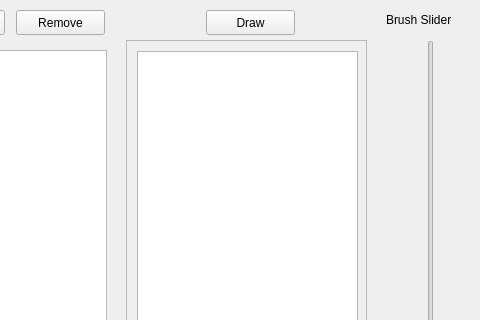
Above: mainwindow.ui from rohithreddy0087/segmented_image_editor before the change; both pictures show x 764 to 1244 and y 0 to 320 of the 1244 by 630 pixel window. Below: the same form after it.
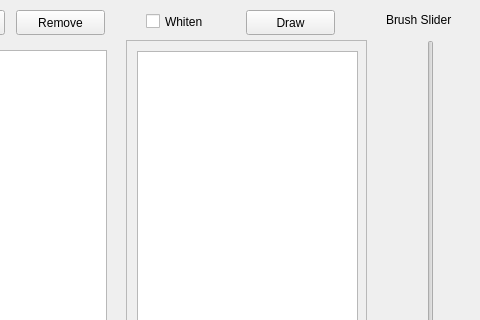
That is the form after the change.

Commit message: added option to whiten the polyon region

```diff
--- a/mainwindow.ui
+++ b/mainwindow.ui
@@ -86,7 +86,7 @@
    <widget class="QPushButton" name="pushButton_3">
     <property name="geometry">
      <rect>
-      <x>970</x>
+      <x>1010</x>
       <y>10</y>
       <width>89</width>
       <height>25</height>
@@ -200,6 +200,19 @@
      <string>Save Image 2</string>
     </property>
    </widget>
+   <widget class="QCheckBox" name="checkBox">
+    <property name="geometry">
+     <rect>
+      <x>910</x>
+      <y>10</y>
+      <width>92</width>
+      <height>23</height>
+     </rect>
+    </property>
+    <property name="text">
+     <string>Whiten</string>
+    </property>
+   </widget>
   </widget>
   <widget class="QStatusBar" name="statusbar"/>
  </widget>
```
The commit also changes 5 other files.
